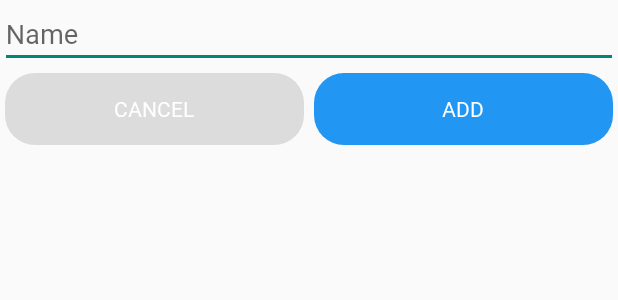
After one commit to muaaaaz/DataSafe, an Android app: the layout activity_add_category.xml on its own in the app's theme, with its tools: preview values and no code run, on a phone screen of 412 x 824 dp. The commit adds this screen. Shown: the top 300 px of the screen. Run offline under Robolectric (Android 15) with nearby library versions, the phone set to English and light mode, and no system bars.

Commit message:
Add functionality to add category.

```diff
--- a/app/src/main/AndroidManifest.xml
+++ b/app/src/main/AndroidManifest.xml
@@ -9,6 +9,9 @@
         android:roundIcon="@mipmap/ic_launcher_round"
         android:supportsRtl="true"
         android:theme="@style/Theme.DataSafe">
+        <activity
+            android:name=".activities.AddCategoryActivity"
+            android:exported="false" />
         <activity
             android:name=".activities.MainActivity"
             android:exported="false" />
--- /dev/null
+++ b/app/src/main/res/drawable/bg_rounded_filled.xml
@@ -0,0 +1,8 @@
+<?xml version="1.0" encoding="utf-8"?>
+<selector xmlns:android="http://schemas.android.com/apk/res/android">
+    <item>
+        <shape android:shape="rectangle">
+            <corners android:radius="20dp" />
+        </shape>
+    </item>
+</selector>
--- /dev/null
+++ b/app/src/main/res/layout/activity_add_category.xml
@@ -0,0 +1,39 @@
+<?xml version="1.0" encoding="utf-8"?>
+<LinearLayout xmlns:android="http://schemas.android.com/apk/res/android"
+    xmlns:tools="http://schemas.android.com/tools"
+    android:layout_width="match_parent"
+    android:layout_height="match_parent"
+    android:orientation="vertical"
+    tools:context=".activities.AddCategoryActivity">
+
+    <EditText
+        android:id="@+id/text_name_add_category"
+        android:layout_width="match_parent"
+        android:layout_height="wrap_content"
+        android:hint="Name"
+        android:inputType="text" />
+
+    <LinearLayout
+        android:layout_width="match_parent"
+        android:layout_height="wrap_content"
+        android:orientation="horizontal">
+
+        <Button
+            android:id="@+id/btn_cancel_add_category"
+            style="@style/Theme.DataSafe.ButtonCancel"
+            android:layout_width="0dp"
+            android:layout_height="wrap_content"
+            android:layout_gravity="center"
+            android:layout_weight="1"
+            android:text="Cancel" />
+
+        <Button
+            android:id="@+id/btn_add_add_category"
+            style="@style/Theme.DataSafe.ButtonPrimary"
+            android:layout_width="0dp"
+            android:layout_height="wrap_content"
+            android:layout_gravity="center"
+            android:layout_weight="1"
+            android:text="Add" />
+    </LinearLayout>
+</LinearLayout>
--- a/app/src/main/res/values/strings.xml
+++ b/app/src/main/res/values/strings.xml
@@ -18,4 +18,5 @@
     <string name="welcome">Welcome</string>
     <string name="incorrect_username_or_password">Incorrect username or password.</string>
     <string name="add_button">Add button</string>
+    <string name="category_added">Category added.</string>
 </resources>
--- /dev/null
+++ b/app/src/main/res/values/styles.xml
@@ -0,0 +1,17 @@
+<?xml version="1.0" encoding="utf-8"?>
+<resources>
+
+    <style name="Theme.DataSafe.Button" parent="Widget.AppCompat.Button">
+        <item name="android:background">@drawable/bg_rounded_filled</item>
+        <item name="android:textColor">?attr/colorOnPrimary</item>
+        <item name="android:layout_margin">3dp</item>
+    </style>
+
+    <style name="Theme.DataSafe.ButtonPrimary" parent="Theme.DataSafe.Button">
+        <item name="android:backgroundTint">?attr/colorPrimary</item>
+    </style>
+
+    <style name="Theme.DataSafe.ButtonCancel" parent="Theme.DataSafe.Button">
+        <item name="android:backgroundTint">?colorControlHighlight</item>
+    </style>
+</resources>
```
Also changed, not shown: app/src/main/java/com/example/datasafe/activities/AddCategoryActivity.java (added, +46 -0 lines), app/src/main/java/com/example/datasafe/activities/MainActivity.java (+12 -7 lines).
